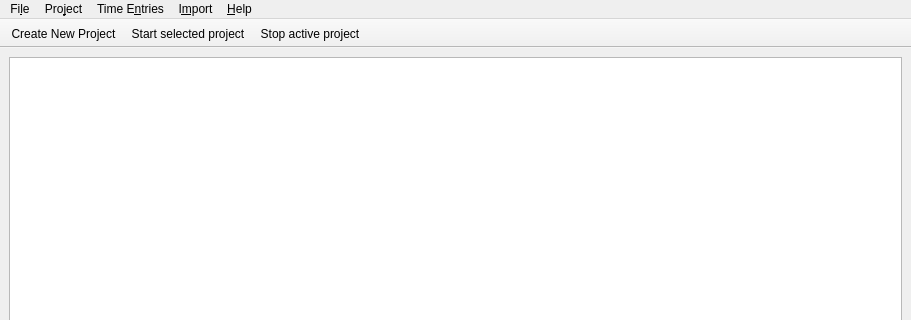
The window that source/main_window.ui (jansorg/tom-ui) describes before a commit, drawn with Qt 5; both pictures show x 0 to 911 and y 0 to 320 of the 911 by 733 pixel window.
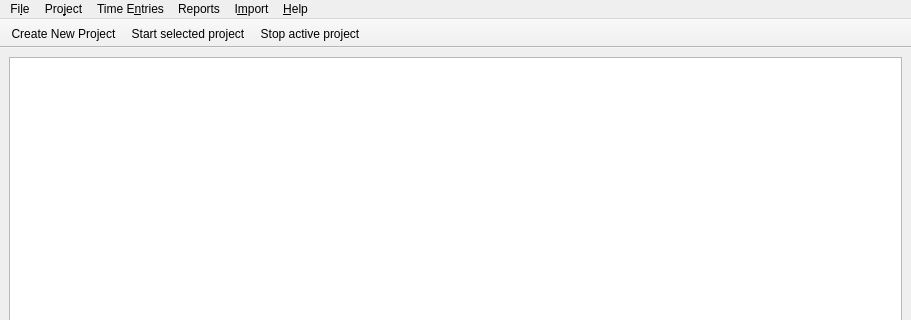
The same window after the commit. Icons and pictures are not drawn. Custom widgets are drawn as their Qt base class.

The edit to the form file:
```diff
--- a/source/main_window.ui
+++ b/source/main_window.ui
@@ -160,9 +160,19 @@
     </property>
     <addaction name="actionTimeEntryRemove"/>
    </widget>
+   <widget class="QMenu" name="menuReports">
+    <property name="enabled">
+     <bool>true</bool>
+    </property>
+    <property name="title">
+     <string>Reports</string>
+    </property>
+    <addaction name="actionReportCreate"/>
+   </widget>
    <addaction name="menuFile"/>
    <addaction name="menuProject"/>
    <addaction name="menuTracked_Items"/>
+   <addaction name="menuReports"/>
    <addaction name="menuImport"/>
    <addaction name="menu_Help"/>
   </widget>
```
Left out of the diff: 9 changed lines with no effect on the pictures.
